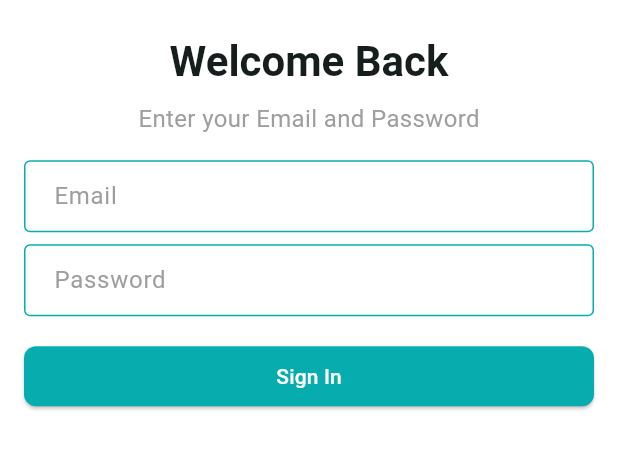
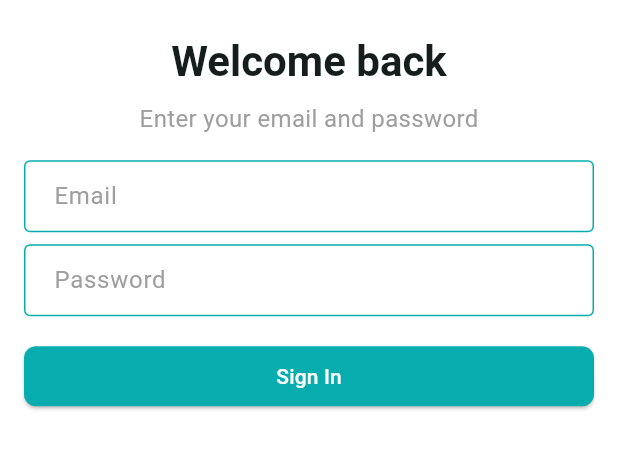
Before and after one commit to Rasheduzzaman-Rochi/ecommerce_app, a Flutter app: the screen it shows after launch, after a tap on "Sign In", on a phone screen of 412 x 824 dp, the part 351-821 px from its top. Run offline on Flutter 3.47's test engine with Material 3 defaults, Android fonts, the phone set to English and light mode, and no system bars; our stand-ins replace firebase_core, firebase_crashlytics, flutter_svg; accounts and stored records are empty; generated files the repository leaves out were written again.

Commit message:
localization, FirebaseCrashlytics

```diff
--- a/lib/app/app.dart
+++ b/lib/app/app.dart
@@ -57,7 +57,7 @@ class _CraftyBayState extends State<CraftyBay> {
         GlobalWidgetsLocalizations.delegate,
         GlobalCupertinoLocalizations.delegate,
       ],
-      locale: Locale("bn"),
+      locale: Locale("en"),
       supportedLocales: [Locale('en'), Locale('bn')],
     );
   }
--- /dev/null
+++ b/lib/core/extensions/localization_extension.dart
@@ -0,0 +1,6 @@
+import 'package:flutter_gen/gen_l10n/app_localizations.dart';
+import 'package:flutter/cupertino.dart';
+
+extension LocalizationExtension on BuildContext {
+  AppLocalizations get localization => AppLocalizations.of(this)!;
+}
--- a/lib/features/auth/ui/screens/sign_in_screen.dart
+++ b/lib/features/auth/ui/screens/sign_in_screen.dart
@@ -1,6 +1,9 @@
 import 'package:ecommerce_app/app/app_colors.dart';
+import 'package:ecommerce_app/core/extensions/localization_extension.dart';
 import 'package:ecommerce_app/features/auth/ui/widgets/app_logo.dart';
+import 'package:firebase_crashlytics/firebase_crashlytics.dart';
 import 'package:flutter/material.dart';
+import 'package:flutter_gen/gen_l10n/app_localizations.dart';
 
 class SignInScreen extends StatefulWidget {
   const SignInScreen({super.key});
@@ -25,18 +28,35 @@ class _SignInScreenState extends State<SignInScreen> {
               const SizedBox(height: 60),
               AppLogo(),
               SizedBox(height: 24),
-              Text('Welcome Back', style: textTheme.titleLarge),
+              Text(
+                context.localization.welcomeBack,
+                style: textTheme.titleLarge,
+              ),
               const SizedBox(height: 8),
               Text(
-                'Enter your Email and Password',
+                context.localization.enterYourEmailAndPassword,
                 style: TextStyle(color: Colors.grey, fontSize: 16),
               ),
               const SizedBox(height: 16),
-              TextFormField(decoration: InputDecoration(hintText: "Email")),
+              TextFormField(
+                decoration: InputDecoration(
+                  hintText: context.localization.email,
+                ),
+              ),
               const SizedBox(height: 8),
-              TextFormField(decoration: InputDecoration(hintText: "Password")),
+              TextFormField(
+                decoration: InputDecoration(
+                  hintText: context.localization.password,
+                ),
+              ),
               const SizedBox(height: 16),
-              ElevatedButton(onPressed: () {}, child: Text('Sign In')),
+              ElevatedButton(
+                onPressed: () {
+                  FirebaseCrashlytics.instance.log("Entered Sign in button");
+                  throw Exception("My custom error");
+                },
+                child: Text(context.localization.signIn),
+              ),
             ],
           ),
         ),
--- a/lib/features/auth/ui/screens/splash_screen.dart
+++ b/lib/features/auth/ui/screens/splash_screen.dart
@@ -1,4 +1,5 @@
 import 'package:ecommerce_app/app/app_configs.dart';
+import 'package:ecommerce_app/core/extensions/localization_extension.dart';
 import 'package:ecommerce_app/features/auth/ui/screens/sign_in_screen.dart';
 import 'package:ecommerce_app/features/auth/ui/widgets/app_logo.dart';
 import 'package:flutter/material.dart';
@@ -39,7 +40,7 @@ class _SplashScreenState extends State<SplashScreen> {
               Spacer(),
               CircularProgressIndicator(),
               const SizedBox(height: 16),
-              Text("${AppLocalizations.of(context)!.helloWorld}Version ${AppConfigs.currentVersion}"),
+              Text("${context.localization.version} ${AppConfigs.currentVersion}"),
             ],
           ),
         ),
--- a/lib/main.dart
+++ b/lib/main.dart
@@ -1,6 +1,24 @@
+import "package:ecommerce_app/firebase_options.dart";
+import "package:firebase_core/firebase_core.dart";
+import "package:firebase_crashlytics/firebase_crashlytics.dart";
+import "package:flutter/foundation.dart";
 import "package:flutter/material.dart";
 import "app/app.dart";
 
-void main(){
+Future<void> main() async {
+  WidgetsFlutterBinding.ensureInitialized();
+  await Firebase.initializeApp(
+    options: DefaultFirebaseOptions.currentPlatform);
+
+  // framework error
+  FlutterError.onError = (errorDetails) {
+    FirebaseCrashlytics.instance.recordFlutterFatalError(errorDetails);
+  };
+
+  PlatformDispatcher.instance.onError = (error, stack) {
+    FirebaseCrashlytics.instance.recordError(error, stack, fatal: true);
+    return true;
+  };
+
   runApp(const CraftyBay());
 }
--- a/pubspec.yaml
+++ b/pubspec.yaml
@@ -15,6 +15,9 @@ dependencies:
   intl: ^0.19.0
   flutter_localizations:
     sdk: flutter
+  firebase_core: ^3.13.0
+  firebase_crashlytics: ^4.3.5
+  firebase_analytics: ^11.4.5
 
 dev_dependencies:
   flutter_test:
```
Also changed, not shown: lib/l10n/app_bn.arb (+6 -1 lines), lib/l10n/app_en.arb (+5 -3 lines), firebase.json (added), lib/firebase_options.dart (added), lib/generated/intl/messages_all.dart (added), lib/generated/intl/messages_en.dart (added), lib/generated/l10n.dart (added), pubspec.lock, 3 other files.
